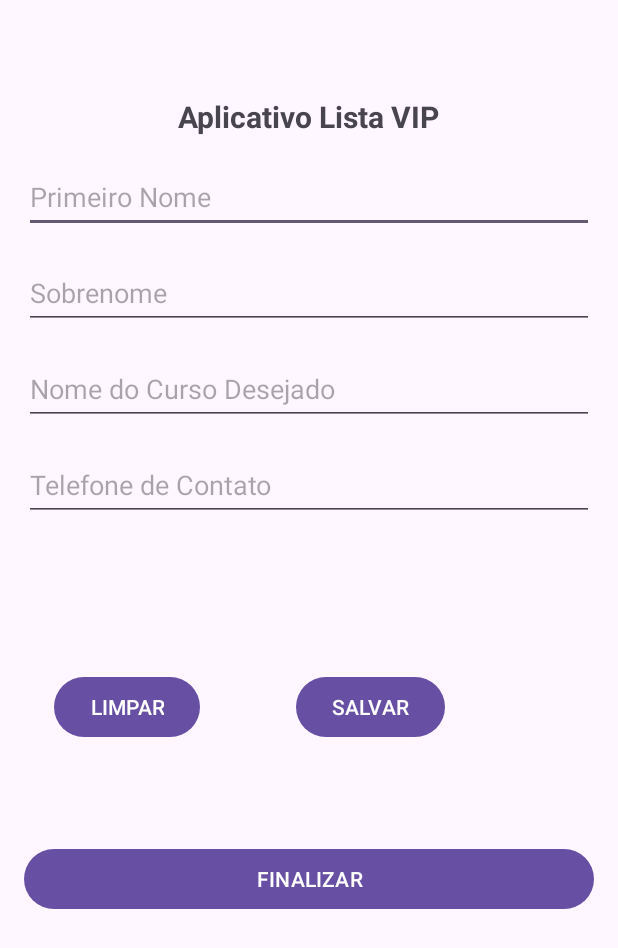
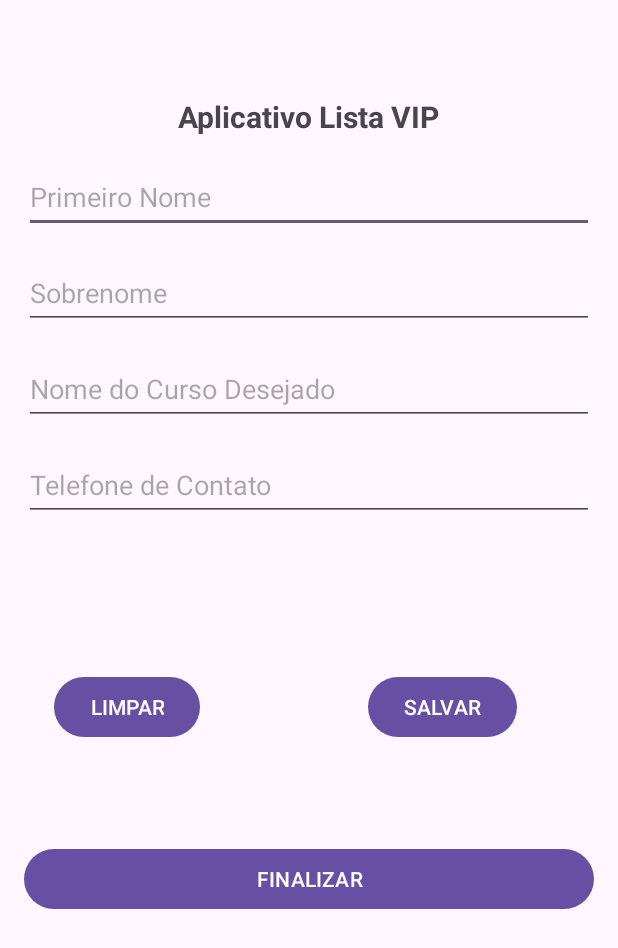
Before and after one commit to NicoVitoriano001/AppListaCurso2, an Android app: the screen it shows after launch (MainActivity), after a tap on "SALVAR", on a phone screen of 412 x 824 dp. Shown: the top 948 px of the screen. Run offline under Robolectric (Android 15) with nearby library versions, the phone set to English and light mode, and no system bars.

Commit message:
Ao implementar sharePreferences, bugou. Corrigido

```diff
--- a/app/src/main/java/devandroid/nico/applistacurso2/view/MainActivity.java
+++ b/app/src/main/java/devandroid/nico/applistacurso2/view/MainActivity.java
@@ -2,6 +2,7 @@ package devandroid.nico.applistacurso2.view;
 
 import androidx.appcompat.app.AppCompatActivity;
 
+import android.content.SharedPreferences;
 import android.os.Bundle;
 import android.util.Log;
 import android.view.View;
@@ -15,6 +16,9 @@ import devandroid.nico.applistacurso2.model.Pessoa;
 
 
 public class MainActivity extends AppCompatActivity {
+    //SharedPreferences preferences; //add para criar no emulador arquivo temporário para salvar dados
+    //depois vai no onCreate e criou psfs abaixo(public static final string)
+   // public static final String NOME_PREFERENCES = "pref_listavip";//nome do arquivo
 
     PessoaController controller;//ligar Controller com a View MainActivy. Fazer news no onCreate para criar objeto/instânciar
     Pessoa pessoa; //marcou objeto pessoa para Classe Pessoa(foi com mesmo nome, mas pode ser diferente)
@@ -33,10 +37,15 @@ public class MainActivity extends AppCompatActivity {
         super.onCreate(savedInstanceState);
         setContentView(R.layout.activity_main);
 
+     //   preferences = getSharedPreferences(NOME_PREFERENCES,0);//ANALISAR > SharedPreferences preferences = getSharedPreferences("meu_arquivo", Context.MODE_PRIVATE);
+        //SharedPreferences preferences = getSharedPreferences(NOME_PREFERENCES,0);
+
+      //  SharedPreferences.Editor listaVip = preferences.edit(); //criar arquivo listaVip para salvar e recuperar informações
+
         controller = new PessoaController();
 
         pessoa = new Pessoa(); //instanciou o objeto pessoa na Classe Pessoa
-      /*  pessoa.setPrimeiroNome("Nico"); //variável pessoa para chamar o método setPrimeiroNome(). atribuir dados/valores para o objeto pessoa
+        /*pessoa.setPrimeiroNome("Nico"); //variável pessoa para chamar o método setPrimeiroNome(). atribuir dados/valores para o objeto pessoa
         pessoa.setSobreNome("Vit");
         pessoa.setCursoDesejado("Android");
         pessoa.setTelefoneContato("11 8383838383");*/
@@ -89,13 +98,17 @@ public class MainActivity extends AppCompatActivity {
                 pessoa.setTelefoneContato(editTelefoneContato.getText().toString());
                 Toast.makeText(MainActivity.this, "Salvo " + pessoa.toString(), Toast.LENGTH_LONG).show();
 
-            controller.salvar(pessoa);//aqui na view, forcei a criação do método salvar no Controller, pois lá não tinha.
+               /* listaVip.putString("primeiroNome", pessoa.getPrimeiroNome());
+                listaVip.putString("sobreNome", pessoa.getSobreNome());
+                listaVip.putString("cursoDesejado", pessoa.getCursoDesejado());
+                listaVip.putString("telefoneContato", pessoa.getTelefoneContato());
+
+                listaVip.apply();*/
+
+                controller.salvar(pessoa);//aqui na view, forcei a criação do método salvar no Controller, pois lá não tinha.
                 // ao criar o método na controladora, estava assim aqui na view (controller.salvar();),
                 // no entanto, devo passar o que deve ser salvo pelo método criado na controller, fica assim controller.salvar(pessoa);
                 //ou seja, vai ser salvo pelo método salvar o objeto pessoa, para fazer isso, clicar em pessoa (controller.salvar(pessoa);) e adicionar o primeiro param para o método salvar
-
-
-
             }
         });
 
--- a/app/src/main/res/layout/activity_main.xml
+++ b/app/src/main/res/layout/activity_main.xml
@@ -77,10 +77,11 @@
         app:layout_constraintTop_toBottomOf="@+id/editTelefoneContato"
         app:layout_constraintVertical_bias="0.844" />
 
-    <Button android:id="@+id/btnSalvar"
+    <Button
+        android:id="@+id/btnSalvar"
         android:layout_width="wrap_content"
         android:layout_height="48dp"
-        android:layout_marginStart="64dp"
+        android:layout_marginStart="112dp"
         android:layout_marginBottom="48dp"
         android:text="SALVAR"
         app:layout_constraintBottom_toTopOf="@+id/btnFinalizar"
```
